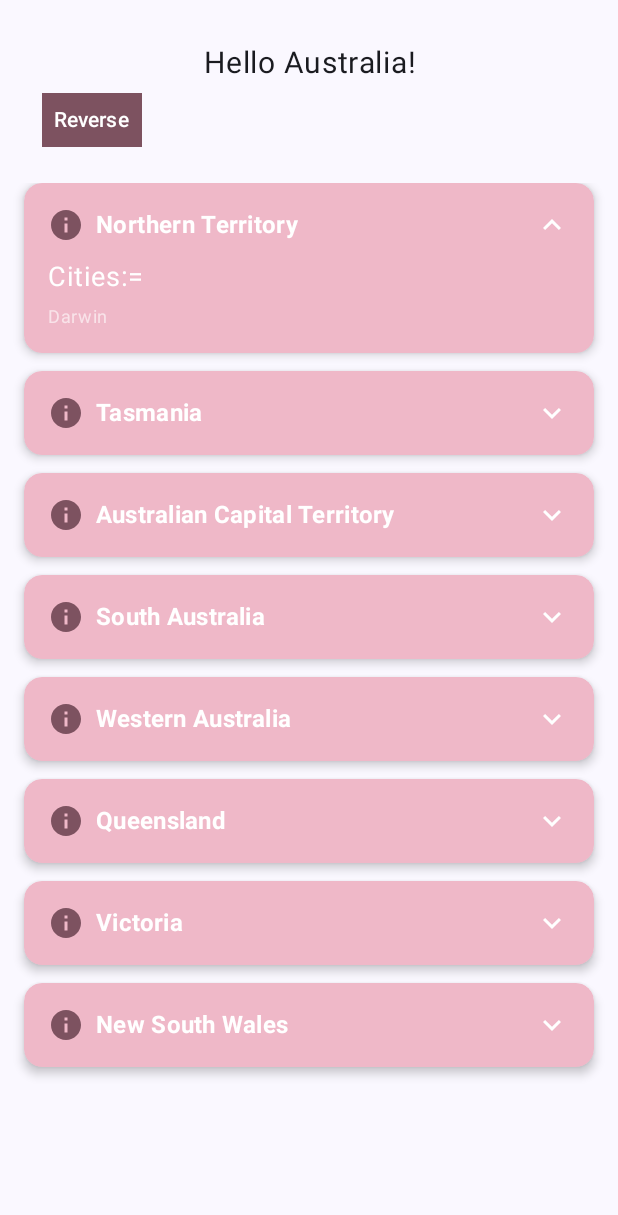
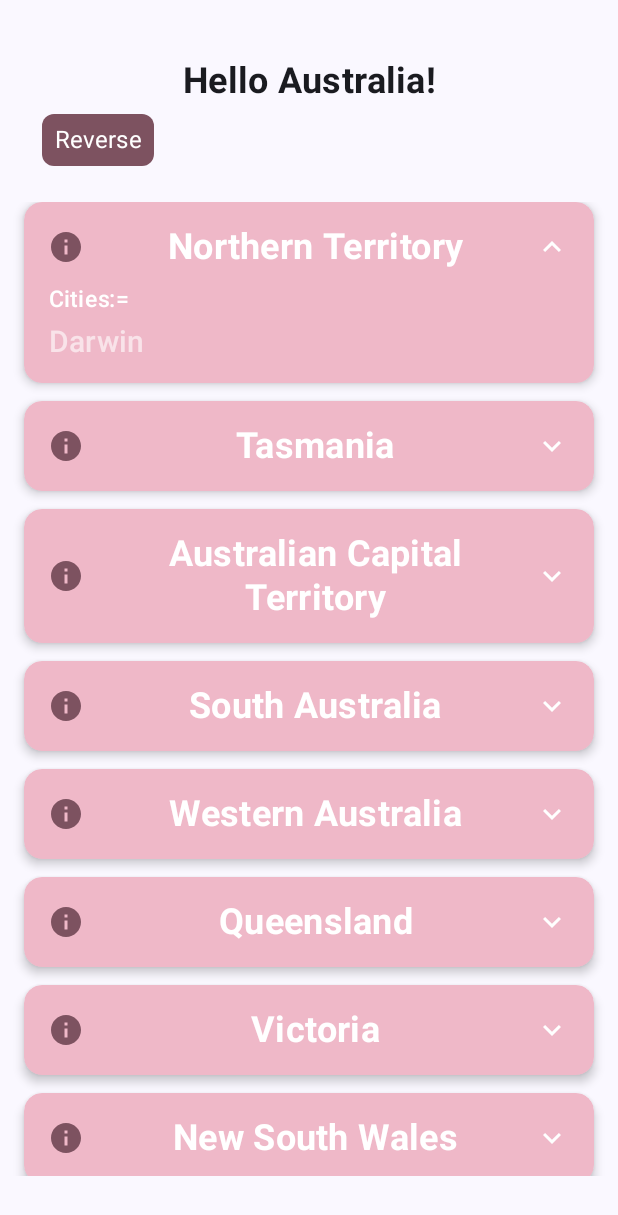
Before and after one commit to nisha131199/Infy-task, an Android app built with Jetpack Compose: the screen it shows after launch (MainActivity), after a tap on "Northern Territory", on a phone screen of 412 x 824 dp. Shown: the top 1215 px of the screen. Run offline under Robolectric (Android 15) with nearby library versions, the phone set to English and light mode, and no system bars; our stand-ins replace Dagger/Hilt's generated code; 1 other tap on this screen came first.

Commit message:
- beautify code

```diff
--- a/app/src/main/java/com/infosys/ui/MainScreen.kt
+++ b/app/src/main/java/com/infosys/ui/MainScreen.kt
@@ -12,10 +12,8 @@ import androidx.compose.foundation.interaction.MutableInteractionSource
 import androidx.compose.foundation.layout.Arrangement
 import androidx.compose.foundation.layout.Column
 import androidx.compose.foundation.layout.Row
-import androidx.compose.foundation.layout.Spacer
 import androidx.compose.foundation.layout.fillMaxSize
 import androidx.compose.foundation.layout.fillMaxWidth
-import androidx.compose.foundation.layout.height
 import androidx.compose.foundation.layout.padding
 import androidx.compose.foundation.lazy.LazyColumn
 import androidx.compose.foundation.lazy.itemsIndexed
@@ -25,7 +23,6 @@ import androidx.compose.material.icons.Icons
 import androidx.compose.material.icons.filled.Info
 import androidx.compose.material.icons.filled.KeyboardArrowDown
 import androidx.compose.material3.Icon
-import androidx.compose.material3.MaterialTheme
 import androidx.compose.material3.Text
 import androidx.compose.material3.TextButton
 import androidx.compose.runtime.Composable
@@ -35,16 +32,15 @@ import androidx.compose.runtime.mutableStateListOf
 import androidx.compose.runtime.remember
 import androidx.compose.ui.Alignment
 import androidx.compose.ui.Modifier
+import androidx.compose.ui.draw.clip
 import androidx.compose.ui.draw.shadow
 import androidx.compose.ui.graphics.graphicsLayer
-import androidx.compose.ui.text.font.FontWeight
-import androidx.compose.ui.text.style.TextAlign
 import androidx.compose.ui.unit.dp
-import androidx.compose.ui.unit.sp
 import com.infosys.data.domain.viewmodel.MainViewModel
 import com.infosys.data.model.CityDetails
 import com.infosys.ui.theme.Pink40
 import com.infosys.ui.theme.Pink80
+import com.infosys.ui.theme.Typography
 import com.infosys.ui.theme.White
 
 @Composable
@@ -53,24 +49,31 @@ fun Greeting(name: String, viewModel: MainViewModel) {
     Column (
         modifier = Modifier
             .fillMaxSize()
-            .padding(vertical = 30.dp, horizontal = 16.dp)
+            .padding(vertical = 40.dp, horizontal = 16.dp)
     ) {
         Text(
             text = "Hello $name!",
             modifier = Modifier
                 .fillMaxWidth()
                 .align(Alignment.CenterHorizontally),
-            fontSize = 20.sp,
-            textAlign = TextAlign.Center
+            style = Typography.titleLarge
         )
         TextButton(
             onClick = {
                 viewModel.fetchCitiesList()
             }
         ) {
-            Text(text = "Reverse", Modifier.background(Pink40).padding(8.dp), color = White)
+            Text(
+                text = "Reverse",
+                modifier = Modifier
+                    .clip(roundShapeCorner8())
+                    .background(Pink40)
+                    .padding(8.dp),
+                color = White,
+                style = Typography.titleSmall
+            )
         }
-        Spacer(modifier = Modifier.height(16.dp))
+        Spacer(16)
         AnimateExpandableList(data.data!!)
     }
 }
@@ -83,7 +86,6 @@ fun AnimateExpandableList(citiesResponse: Collection<Map.Entry<String?, List<Cit
     LazyColumn(
         modifier = Modifier.fillMaxSize(),
         verticalArrangement = Arrangement.spacedBy(12.dp),
-//        contentPadding = PaddingValues(top = 16.dp, bottom = 32.dp),
         state = listState
     ) {
 
@@ -109,7 +111,7 @@ fun ExpandableListItem(
     Column(
         modifier = Modifier
             .fillMaxWidth()
-            .shadow(4.dp, shape = RoundedCornerShape(12.dp))
+            .shadow(4.dp, shape = roundShapeCorner12())
             .background(
                 color = Pink80,
                 shape = RoundedCornerShape(12.dp)
@@ -128,8 +130,7 @@ fun ExpandableListItem(
             )
             Text(
                 text = item.key.toString(),
-                fontWeight = FontWeight.Bold,
-                style = MaterialTheme.typography.titleMedium,
+                style = Typography.titleLarge,
                 modifier = Modifier.weight(1f),
                 color = White
             )
@@ -152,25 +153,15 @@ fun ExpandableListItem(
             ) {
                 Text(
                     text = "Cities:=",
-                    style = MaterialTheme.typography.bodySmall,
-                    color = White,
-                    fontSize = 18.sp
+                    style = Typography.labelLarge,
+                    color = White
                 )
-                Spacer(modifier = Modifier.height(4.dp))
+                Spacer(4)
                 item.value.forEach {
-                    Spacer(modifier = Modifier.height(4.dp))
-                    MyText(text = "${it.city}")
+                    Spacer(4)
+                    TextTitleMedium(text = "${it.city}")
                 }
             }
         }
     }
 }
-
-@Composable
-fun MyText(text: String) {
-    Text(
-        text = text,
-        style = MaterialTheme.typography.bodySmall,
-        color = White.copy(alpha = 0.6f)
-    )
-}
--- /dev/null
+++ b/app/src/main/java/com/infosys/ui/UtilScreen.kt
@@ -0,0 +1,59 @@
+package com.infosys.ui
+
+import androidx.compose.foundation.layout.height
+import androidx.compose.foundation.shape.RoundedCornerShape
+import androidx.compose.material3.Text
+import androidx.compose.runtime.Composable
+import androidx.compose.ui.Modifier
+import androidx.compose.ui.unit.dp
+import com.infosys.ui.theme.Typography
+import com.infosys.ui.theme.White
+
+/**
+ * todo: Texts
+ * */
+@Composable
+fun TextTitleMedium(text: String) {
+    Text(
+        text = text,
+        style = Typography.titleMedium,
+        color = White.copy(alpha = 0.6f)
+    )
+}
+
+@Composable
+fun TextTitleSmall(text: String) {
+    Text(
+        text = text,
+        style = Typography.titleSmall,
+        color = White.copy(alpha = 0.6f)
+    )
+}
+
+@Composable
+fun TextTitleLarge(text: String) {
+    Text(
+        text = text,
+        style = Typography.titleLarge,
+        color = White.copy(alpha = 0.6f)
+    )
+}
+
+
+/**
+ * todo: Spacers
+ * */
+
+@Composable
+fun Spacer(size: Int) =
+    androidx.compose.foundation.layout.Spacer(modifier = Modifier.height(size.dp))
+
+
+/**
+ * todo: Shapes
+ * */
+@Composable
+fun roundShapeCorner8() = RoundedCornerShape(8.dp)
+
+@Composable
+fun roundShapeCorner12() = RoundedCornerShape(12.dp)
--- a/app/src/main/java/com/infosys/ui/theme/Color.kt
+++ b/app/src/main/java/com/infosys/ui/theme/Color.kt
@@ -11,3 +11,4 @@ val PurpleGrey40 = Color(0xFF625b71)
 val Pink40 = Color(0xFF7D5260)
 
 val White = Color(0xFFFFFFFF)
+val Black = Color(0xFF000000)
--- a/app/src/main/java/com/infosys/ui/theme/Type.kt
+++ b/app/src/main/java/com/infosys/ui/theme/Type.kt
@@ -4,31 +4,57 @@ import androidx.compose.material3.Typography
 import androidx.compose.ui.text.TextStyle
 import androidx.compose.ui.text.font.FontFamily
 import androidx.compose.ui.text.font.FontWeight
+import androidx.compose.ui.text.style.TextAlign
 import androidx.compose.ui.unit.sp
 
 // Set of Material typography styles to start with
 val Typography = Typography(
-    bodyLarge = TextStyle(
+    titleLarge = TextStyle(
+        fontFamily = FontFamily.Default,
+        fontWeight = FontWeight.Bold,
+        fontSize = 24.sp,
+        lineHeight = 29.sp,
+        letterSpacing = 0.2.sp,
+        textAlign = TextAlign.Center
+    ),
+    titleMedium = TextStyle(
+        fontFamily = FontFamily.Default,
+        fontWeight = FontWeight.Medium,
+        fontSize = 20.sp,
+        lineHeight = 25.sp,
+        letterSpacing = 0.1.sp,
+        textAlign = TextAlign.Center
+    ),
+    titleSmall = TextStyle(
         fontFamily = FontFamily.Default,
         fontWeight = FontWeight.Normal,
         fontSize = 16.sp,
-        lineHeight = 24.sp,
-        letterSpacing = 0.5.sp
-    )
-    /* Other default text styles to override
-    titleLarge = TextStyle(
+        lineHeight = 21.sp,
+        letterSpacing = 0.1.sp,
+        textAlign = TextAlign.Center
+    ),
+    labelLarge = TextStyle(
         fontFamily = FontFamily.Default,
-        fontWeight = FontWeight.Normal,
-        fontSize = 22.sp,
-        lineHeight = 28.sp,
-        letterSpacing = 0.sp
+        fontWeight = FontWeight.Medium,
+        fontSize = 15.sp,
+        lineHeight = 20.sp,
+        letterSpacing = 0.5.sp,
+        textAlign = TextAlign.Center
+    ),
+    labelMedium = TextStyle(
+        fontFamily = FontFamily.Default,
+        fontWeight = FontWeight.Medium,
+        fontSize = 13.sp,
+        lineHeight = 18.sp,
+        letterSpacing = 0.5.sp,
+        textAlign = TextAlign.Center
     ),
     labelSmall = TextStyle(
         fontFamily = FontFamily.Default,
         fontWeight = FontWeight.Medium,
         fontSize = 11.sp,
         lineHeight = 16.sp,
-        letterSpacing = 0.5.sp
+        letterSpacing = 0.5.sp,
+        textAlign = TextAlign.Center
     )
-    */
 )
```
